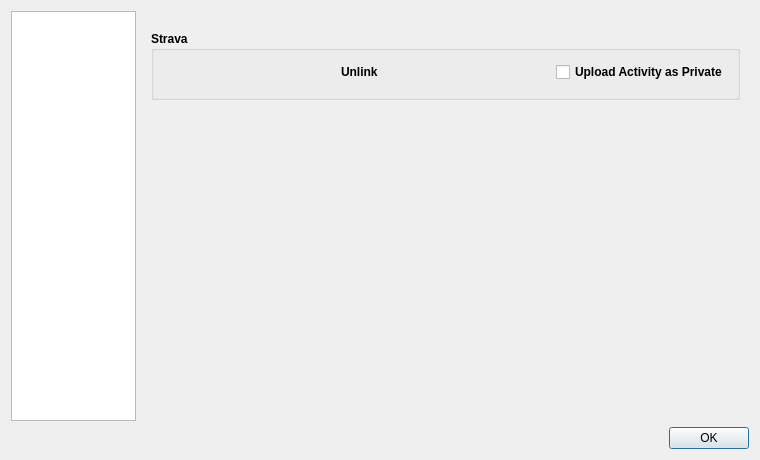
This is src/ui/dialogmainwindowconfig.ui in MaximumTrainer/MaximumTrainer_Redux as Qt 5 draws it before an edit. The edited form follows.
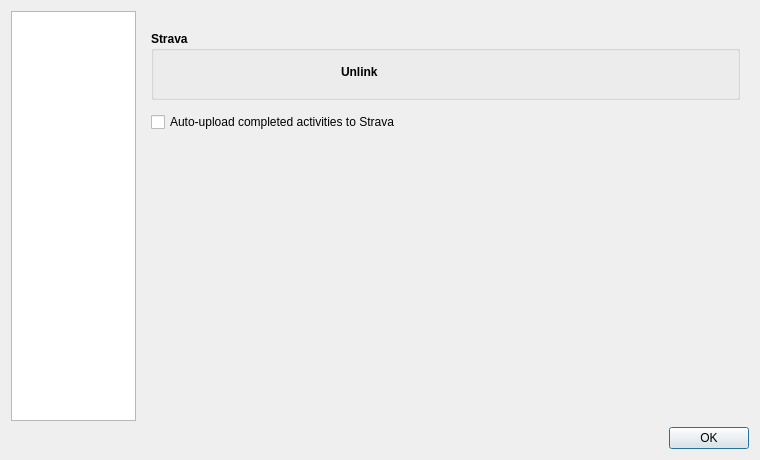
This is the edited form. The open tabs and pages were chosen to show the change. Custom widgets are drawn as their Qt base class.

Commit message: Strava auto-upload: system-browser OAuth + token Worker + FIT header fix (#246)

The edit to the form file:
```diff
--- a/src/ui/dialogmainwindowconfig.ui
+++ b/src/ui/dialogmainwindowconfig.ui
@@ -408,14 +408,14 @@
             </property>
            </spacer>
           </item>
+         </layout>
+        </widget>
+       </item>
           <item>
-           <widget class="QCheckBox" name="checkBox_stravaPrivate">
+        <widget class="QCheckBox" name="checkBox_stravaAutoUpload">
             <property name="text">
-             <string>Upload Activity as Private</string>
-            </property>
-           </widget>
-          </item>
-         </layout>
+          <string>Auto-upload completed activities to Strava</string>
+         </property>
         </widget>
        </item>
        <item>
```
Lines whose indentation alone changed are shown as unchanged. The commit also changes 31 other files.
